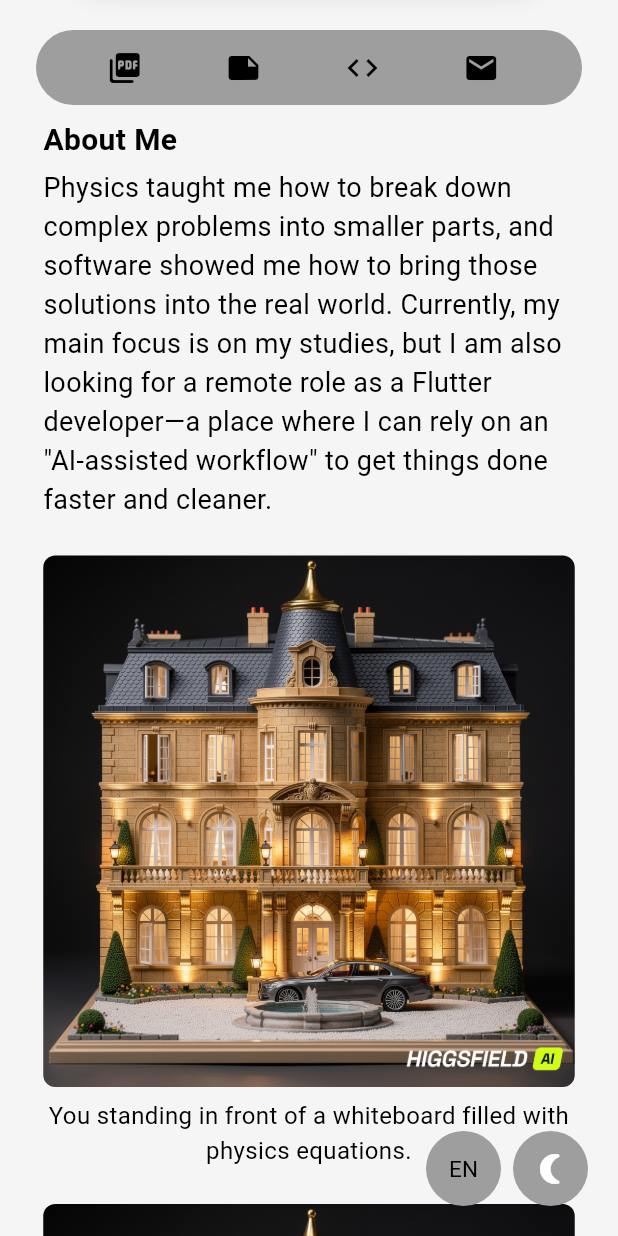
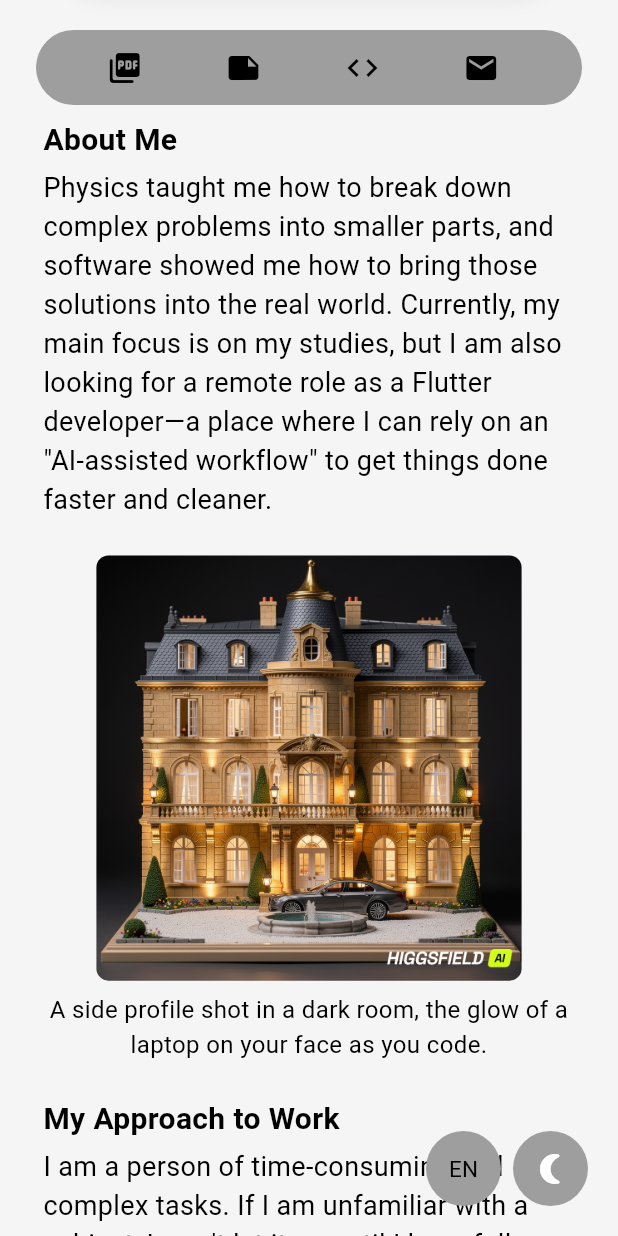
Before and after one commit to mjianpour/my-blog, a Flutter app: the screen it shows after launch, scrolled down 576 dp, on a phone screen of 412 x 824 dp. Run offline on Flutter 3.47's test engine with Material 3 defaults, Android fonts, the phone set to English and light mode, and no system bars; our stand-ins replace flutter_riverpod, flutter_svg.

Commit message:
Tue 24 Nov 2026 02:29:19 AM +0330

```diff
--- a/flutter_application_1/lib/articles_and_windows/my_resume.dart
+++ b/flutter_application_1/lib/articles_and_windows/my_resume.dart
@@ -15,18 +15,18 @@ final List<Map> myResumeArticle = [
         "Physics taught me how to break down complex problems into smaller parts, and software showed me how to bring those solutions into the real world. Currently, my main focus is on my studies, but I am also looking for a remote role as a Flutter developer—a place where I can rely on an \"AI-assisted workflow\" to get things done faster and cleaner.",
     "type": "Paragraph",
   },
-  {"path": "assets/students.png", "type": "Image"},
-  {
-    "text":
-        "You standing in front of a whiteboard filled with physics equations.",
-    "type": "Caption",
-  },
-  {"path": "assets/students.png", "type": "Image"},
-  {
-    "text":
-        "Sitting on a chair, holding a notebook, with a calm look toward the camera.",
-    "type": "Caption",
-  },
+  // {"path": "assets/students.png", "type": "Image"},
+  // {
+  //   "text":
+  //       "You standing in front of a whiteboard filled with physics equations.",
+  //   "type": "Caption",
+  // },
+  // {"path": "assets/students.png", "type": "Image"},
+  // {
+  //   "text":
+  //       "Sitting on a chair, holding a notebook, with a calm look toward the camera.",
+  //   "type": "Caption",
+  // },
   {"path": "assets/students.png", "type": "Image"},
   {
     "text":
--- a/flutter_application_1/lib/custom_made_widgets/top_bar.dart
+++ b/flutter_application_1/lib/custom_made_widgets/top_bar.dart
@@ -76,7 +76,9 @@ class TopBarContainer extends ConsumerWidget {
           height: SizeManager.topBarHeight,
           child: DecoratedBox(
             decoration: BoxDecoration(
-              color: isDark ? ColorManager.darkButtonBackground : Colors.grey,
+              color: isDark
+                  ? ColorManager.darkButtonBackground
+                  : ColorManager.lightButtonBackground,
               borderRadius: const BorderRadius.all(Radius.circular(63)),
             ),
             child: Row(
--- a/flutter_application_1/lib/viewers/article_viewer.dart
+++ b/flutter_application_1/lib/viewers/article_viewer.dart
@@ -61,12 +61,22 @@ class Component {
           ),
         );
       case "Image":
-        return Padding(
-          padding: const EdgeInsets.only(top: SizeManager.large),
-          child: ClipRRect(
-            borderRadius: BorderRadiusGeometry.circular(SizeManager.small),
-            child: Image.asset(item["path"]),
-          ),
+        return LayoutBuilder(
+          builder: (context, constraints) {
+            final imageWidth = (constraints.maxWidth * 0.8).clamp(200.0, 500.0);
+            return Padding(
+              padding: const EdgeInsets.only(top: SizeManager.large),
+              child: SizedBox(
+                width: imageWidth,
+                child: ClipRRect(
+                  borderRadius: BorderRadiusGeometry.circular(
+                    SizeManager.small,
+                  ),
+                  child: Image.asset(item["path"]),
+                ),
+              ),
+            );
+          },
         );
       case "Caption":
         return Padding(
--- a/flutter_application_1/lib/website_pages/resume.dart
+++ b/flutter_application_1/lib/website_pages/resume.dart
@@ -23,7 +23,7 @@ class _ResumePageState extends State<ResumePage> {
             padding: EdgeInsets.symmetric(horizontal: horizontalPadding),
             child: Padding(
               padding: EdgeInsets.symmetric(
-                horizontal: horizontalPadding * 2.1,
+                horizontal: horizontalPadding * 1.2,
               ),
               child: const ArticleViewer(),
             ),
```
